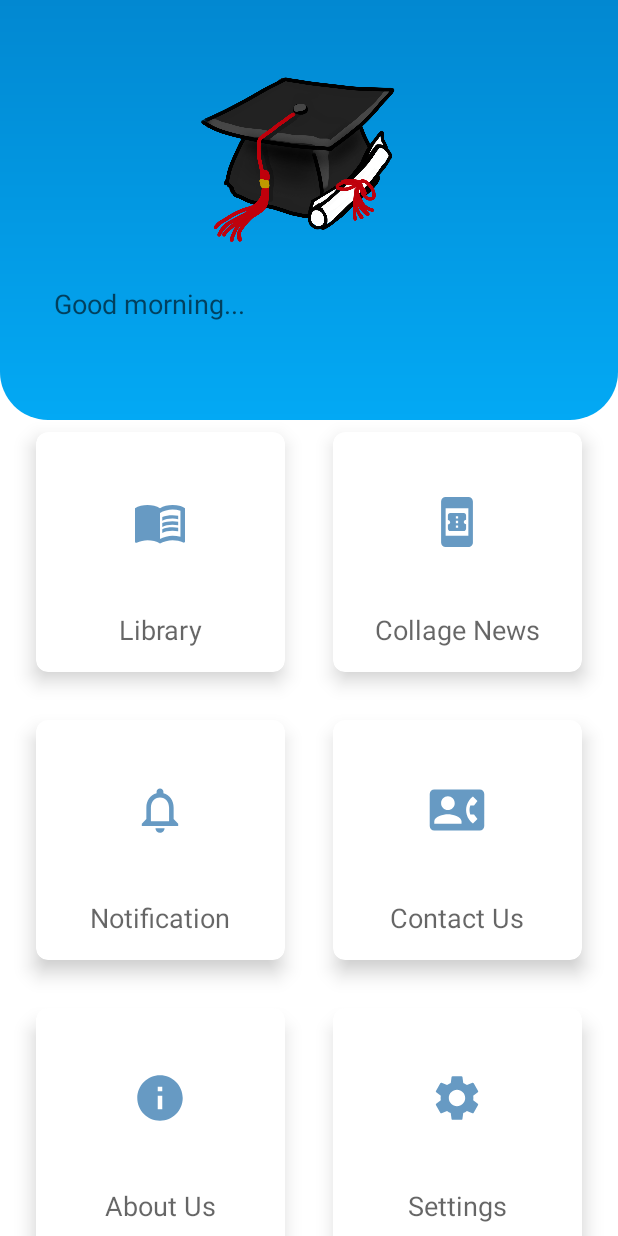
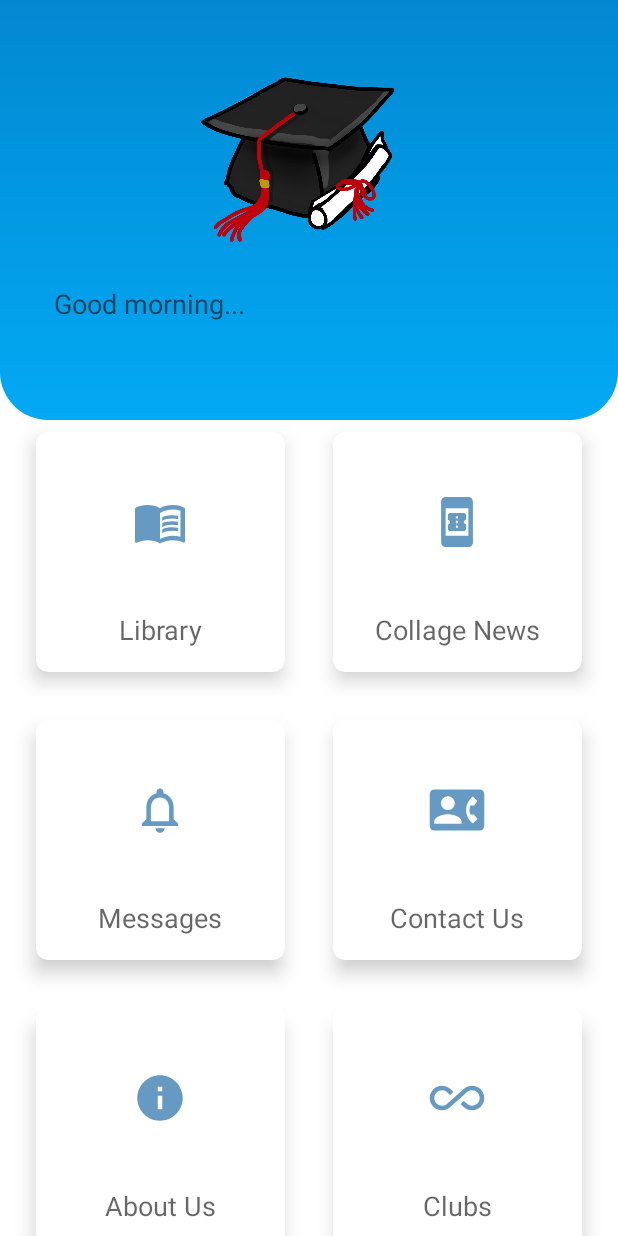
Before and after one commit to MrAasoo/CCSU-Portal, an Android app: the HomeActivity screen opened directly, with no data from a screen before it, scrolled down 302 dp, on a phone screen of 412 x 824 dp. Run offline under Robolectric (Android 15) with nearby library versions, the phone set to English and light mode, and no system bars.

Commit message:
St.Portal V1

```diff
--- a/app/build.gradle
+++ b/app/build.gradle
@@ -13,7 +13,7 @@ android {
         minSdkVersion 21
         targetSdkVersion 30
         versionCode 1
-        versionName "1.0"
+        versionName "1.0.3322"
 
         testInstrumentationRunner "androidx.test.runner.AndroidJUnitRunner"
     }
--- a/app/src/main/java/com/college/portal/activity/HomeActivity.java
+++ b/app/src/main/java/com/college/portal/activity/HomeActivity.java
@@ -4,15 +4,19 @@ import android.content.Intent;
 import android.os.Bundle;
 import android.util.Log;
 import android.view.View;
+import android.widget.LinearLayout;
 import android.widget.TextView;
 import android.widget.Toast;
 
 import androidx.appcompat.app.AppCompatActivity;
+import androidx.coordinatorlayout.widget.CoordinatorLayout;
 
 import com.college.portal.R;
 import com.college.portal.model.StudentPref;
 import com.college.portal.prefrences.SharedPrefManager;
 import com.google.android.material.appbar.CollapsingToolbarLayout;
+import com.google.android.material.snackbar.BaseTransientBottomBar;
+import com.google.android.material.snackbar.Snackbar;
 
 import java.util.Calendar;
 
@@ -22,6 +26,7 @@ public class HomeActivity extends AppCompatActivity {
     //Views and Variables
     private CollapsingToolbarLayout mToolBar;
     private TextView stdDepartmentView, stdIdView, greet;
+    private CoordinatorLayout coordinatorLayout;
 
     @Override
     protected void onCreate(Bundle savedInstanceState) {
@@ -33,6 +38,8 @@ public class HomeActivity extends AppCompatActivity {
         mToolBar = findViewById(R.id.collapsing_toolbar);
         stdDepartmentView = findViewById(R.id.std_department);
         stdIdView = findViewById(R.id.std_id);
+
+        coordinatorLayout = findViewById(R.id.home);
 
         //Time of day
         greet = findViewById(R.id.greet);
@@ -83,7 +90,7 @@ public class HomeActivity extends AppCompatActivity {
                 break;
 
             case R.id.home_notifications:
-                startActivity(new Intent(getApplicationContext(), NotificationActivity.class));
+                startActivity(new Intent(getApplicationContext(), MessagesActivity.class));
                 break;
 
             case R.id.home_settings:
@@ -102,6 +109,10 @@ public class HomeActivity extends AppCompatActivity {
                 startActivity(new Intent(getApplicationContext(), AboutUsActivity.class));
                 break;
 
+            case R.id.home_club:
+                Snackbar.make(coordinatorLayout, R.string.clubs, BaseTransientBottomBar.LENGTH_LONG).show();
+                break;
+
         }
     }
 
--- a/app/src/main/java/com/college/portal/activity/NotificationActivity.java
+++ b/app/src/main/java/com/college/portal/activity/MessagesActivity.java
@@ -6,12 +6,12 @@ import android.os.Bundle;
 
 import com.college.portal.R;
 
-public class NotificationActivity extends AppCompatActivity {
+public class MessagesActivity extends AppCompatActivity {
 
     @Override
     protected void onCreate(Bundle savedInstanceState) {
         super.onCreate(savedInstanceState);
-        setContentView(R.layout.activity_notification);
+        setContentView(R.layout.activity_messages);
 
         //Todo Notification recycler view
     }
--- /dev/null
+++ b/app/src/main/res/drawable-anydpi/ic_club.xml
@@ -0,0 +1,16 @@
+<vector xmlns:android="http://schemas.android.com/apk/res/android"
+    android:width="24dp"
+    android:height="24dp"
+    android:viewportWidth="24"
+    android:viewportHeight="24"
+    android:tint="#333333"
+    android:alpha="0.6">
+  <group android:scaleX="0.90909094"
+      android:scaleY="0.90909094"
+      android:translateX="1.0909091"
+      android:translateY="1.0909091">
+    <path
+        android:fillColor="@android:color/white"
+        android:pathData="M18.6,6.62c-1.44,0 -2.8,0.56 -3.77,1.53L12,10.66 10.48,12h0.01L7.8,14.39c-0.64,0.64 -1.49,0.99 -2.4,0.99 -1.87,0 -3.39,-1.51 -3.39,-3.38S3.53,8.62 5.4,8.62c0.91,0 1.76,0.35 2.44,1.03l1.13,1 1.51,-1.34L9.22,8.2C8.2,7.18 6.84,6.62 5.4,6.62 2.42,6.62 0,9.04 0,12s2.42,5.38 5.4,5.38c1.44,0 2.8,-0.56 3.77,-1.53l2.83,-2.5 0.01,0.01L13.52,12h-0.01l2.69,-2.39c0.64,-0.64 1.49,-0.99 2.4,-0.99 1.87,0 3.39,1.51 3.39,3.38s-1.52,3.38 -3.39,3.38c-0.9,0 -1.76,-0.35 -2.44,-1.03l-1.14,-1.01 -1.51,1.34 1.27,1.12c1.02,1.01 2.37,1.57 3.82,1.57 2.98,0 5.4,-2.41 5.4,-5.38s-2.42,-5.37 -5.4,-5.37z"/>
+  </group>
+</vector>
--- a/app/src/main/res/layout/activity_home.xml
+++ b/app/src/main/res/layout/activity_home.xml
@@ -4,7 +4,8 @@
     xmlns:tools="http://schemas.android.com/tools"
     android:layout_width="match_parent"
     android:layout_height="match_parent"
-    tools:context=".activity.HomeActivity">
+    tools:context=".activity.HomeActivity"
+    android:id="@+id/home">
 
 
     <com.google.android.material.appbar.AppBarLayout
@@ -316,7 +317,7 @@
                             android:layout_height="wrap_content"
                             android:layout_alignParentBottom="true"
                             android:layout_marginBottom="@dimen/eight_dp"
-                            android:text="@string/notification"
+                            android:text="@string/messages"
                             android:textAlignment="center"
                             android:textAppearance="@style/TextAppearance.AppCompat.Medium" />
 
@@ -366,7 +367,7 @@
 
                 </androidx.cardview.widget.CardView>
 
-                <!-- Column 2 About -->
+                <!-- About -->
                 <androidx.cardview.widget.CardView
                     android:layout_width="0dp"
                     android:layout_height="@dimen/card_height"
@@ -407,8 +408,49 @@
 
                 </androidx.cardview.widget.CardView>
 
-                <!-- Row 4 -->
-                <!-- Column 1 Settings -->
+
+                <!-- Clubs -->
+                <androidx.cardview.widget.CardView
+                    android:layout_width="0dp"
+                    android:layout_height="@dimen/card_height"
+                    android:layout_rowWeight="3"
+                    android:layout_columnWeight="1"
+                    android:layout_margin="@dimen/sixteen_dp"
+                    app:cardCornerRadius="8dp"
+                    app:cardElevation="8dp">
+
+                    <RelativeLayout
+                        android:id="@+id/home_club"
+                        android:layout_width="match_parent"
+                        android:layout_height="match_parent"
+                        android:onClick="cardViewClicked"
+                        android:orientation="vertical"
+                        android:padding="@dimen/eight_dp">
+
+                        <ImageView
+                            android:layout_width="@dimen/card_image_width"
+                            android:layout_height="@dimen/card_image_height"
+                            android:layout_centerHorizontal="true"
+                            android:layout_marginTop="@dimen/thirty_two_dp"
+                            android:background="@drawable/ic_club"
+                            android:backgroundTint="@color/color_p_900"
+                            android:scaleType="centerCrop"
+                            android:tintMode="screen" />
+
+                        <TextView
+                            android:layout_width="match_parent"
+                            android:layout_height="wrap_content"
+                            android:layout_alignParentBottom="true"
+                            android:layout_marginBottom="@dimen/eight_dp"
+                            android:text="@string/clubs"
+                            android:textAlignment="center"
+                            android:textAppearance="@style/TextAppearance.AppCompat.Medium" />
+
+                    </RelativeLayout>
+
+                </androidx.cardview.widget.CardView>
+
+                <!-- Settings -->
                 <androidx.cardview.widget.CardView
                     android:layout_width="0dp"
                     android:layout_height="@dimen/card_height"
@@ -449,7 +491,7 @@
 
                 </androidx.cardview.widget.CardView>
 
-                <!-- Column 2 Logout-->
+                <!-- Logout -->
                 <androidx.cardview.widget.CardView
                     android:layout_width="0dp"
                     android:layout_height="@dimen/card_height"
--- a/app/src/main/res/values/strings.xml
+++ b/app/src/main/res/values/strings.xml
@@ -1,5 +1,5 @@
 <resources>
-    <string name="app_name">College Portal</string>
+    <string name="app_name">St.Portal</string>
 
     <string name="college_name">College Name</string>
     <string name="college_phrase">College Phrase</string>
@@ -53,4 +53,8 @@
     <string name="link_hint">Link</string>
     <string name="link_dummydata">https://www.example.com</string>
     <string name="feedback">Feedback</string>
+    <string name="messages">Messages</string>
+    <string name="clubs">Clubs</string>
+    <string name="discussion">Discussion</string>
+    <string name="mails">Mails</string>
 </resources>
```
Also changed, not shown: app/src/main/AndroidManifest.xml (+15 -5 lines), app/src/main/res/layout/activity_messages.xml (added, +40 -0 lines), app/src/main/res/layout/activity_notification.xml (deleted, +0 -17 lines), app/src/main/res/drawable-hdpi/ic_club.png (added), app/src/main/res/drawable-mdpi/ic_club.png (added), app/src/main/res/drawable-xhdpi/ic_club.png (added), app/src/main/res/drawable-xxhdpi/ic_club.png (added).
